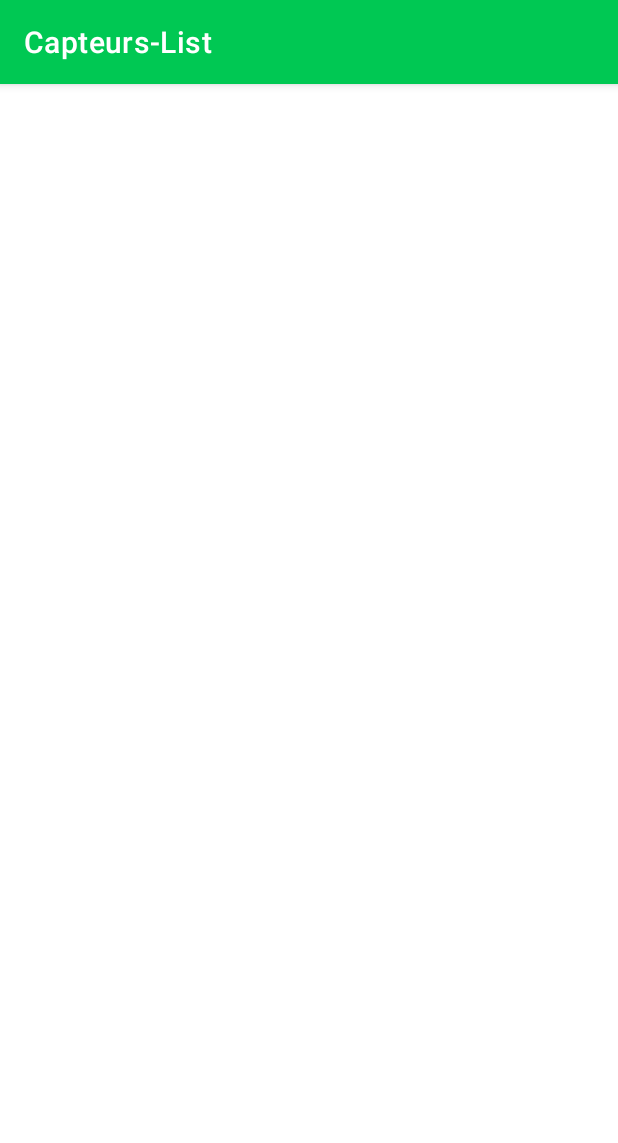
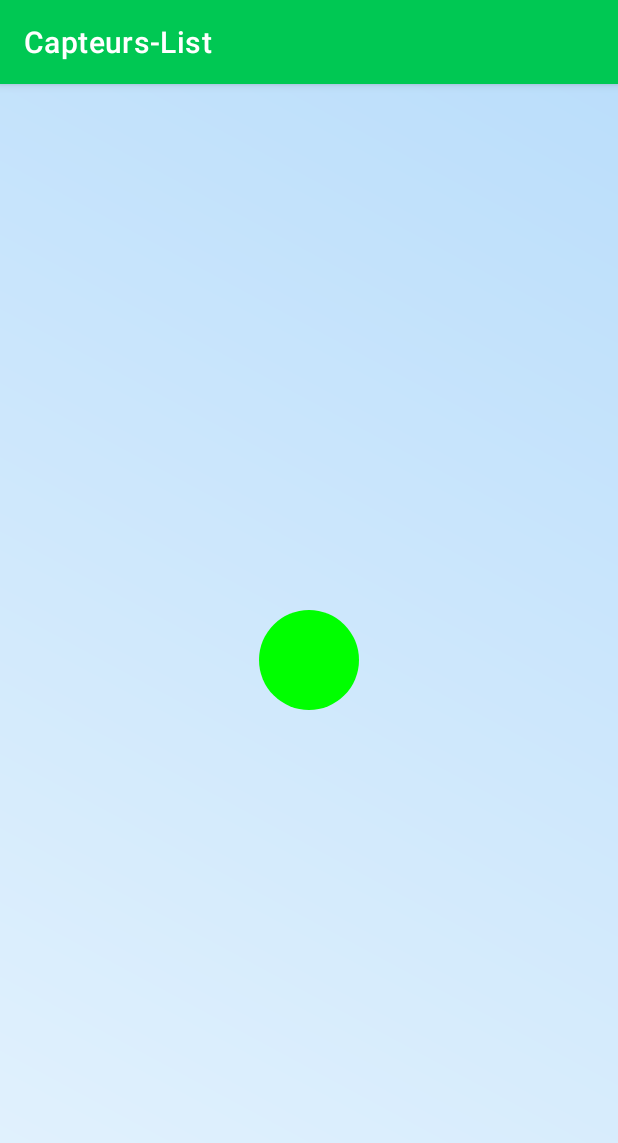
Before and after one commit to YoussefGri/capteurs, an Android app: the AccelerometreActivity screen opened directly, with no data from a screen before it, on a phone screen of 412 x 824 dp. Shown: the top 1143 px of the screen. Run offline under Robolectric (Android 15) with nearby library versions, the phone set to English and light mode, and no system bars; our stand-ins replace CircleImageView.

Commit message:
accelerometre avec boule V1

```diff
--- a/app/src/main/java/com/example/capteurs/AccelerometreActivity.java
+++ b/app/src/main/java/com/example/capteurs/AccelerometreActivity.java
@@ -1,5 +1,4 @@
 package com.example.capteurs;
-
 
 import android.graphics.Color;
 import android.hardware.Sensor;
@@ -7,20 +6,23 @@ import android.hardware.SensorEvent;
 import android.hardware.SensorEventListener;
 import android.hardware.SensorManager;
 import android.os.Bundle;
-import android.view.View;
 import androidx.appcompat.app.AppCompatActivity;
+
+import java.util.logging.Logger;
 
 public class AccelerometreActivity extends AppCompatActivity implements SensorEventListener {
 
     private SensorManager sensorManager;
-    private View rootView;
+    private BouleView bouleView;
+
+    private Logger logger = Logger.getLogger(AccelerometreActivity.class.getName());
 
     @Override
     protected void onCreate(Bundle savedInstanceState) {
         super.onCreate(savedInstanceState);
         setContentView(R.layout.activity_accelerometre);
 
-        rootView = findViewById(R.id.rootLayout); // Récupérer la vue principale
+        bouleView = findViewById(R.id.bouleView); // Récupérer la vue personnalisée
 
         // Initialisation du gestionnaire de capteurs
         sensorManager = (SensorManager) getSystemService(SENSOR_SERVICE);
@@ -36,13 +38,21 @@ public class AccelerometreActivity extends AppCompatActivity implements SensorEv
         if (event.sensor.getType() == Sensor.TYPE_ACCELEROMETER) {
             float acceleration = Math.abs(event.values[0]) + Math.abs(event.values[1]) + Math.abs(event.values[2]);
 
-            // Définir les couleurs selon les catégories
+            // Calculer le déplacement progressif de la boule
+            float deltaX = event.values[0] * 5; // Ajuster la sensibilité du mouvement
+            float deltaY = -event.values[1] * 5; // Inverser Y pour correspondre à l'écran
+
+            bouleView.updatePosition(deltaX, deltaY);
+
+            logger.info("Acceleration: " + acceleration);
+
+            // Changer la couleur de la boule selon les catégories
             if (acceleration < 10) {
-                rootView.setBackgroundColor(Color.GREEN); // Faible mouvement
-            } else if (acceleration >= 10 && acceleration < 20) {
-                rootView.setBackgroundColor(Color.BLACK); // Mouvement moyen
+                bouleView.setColor(Color.GREEN); // Faible mouvement
+            } else if (acceleration >= 10 && acceleration < 12) {
+                bouleView.setColor(Color.BLACK); // Mouvement moyen
             } else {
-                rootView.setBackgroundColor(Color.RED); // Mouvement intense
+                bouleView.setColor(Color.RED); // Mouvement intense
             }
         }
     }
--- /dev/null
+++ b/app/src/main/java/com/example/capteurs/BouleView.java
@@ -0,0 +1,55 @@
+package com.example.capteurs;
+
+import android.content.Context;
+import android.graphics.Canvas;
+import android.graphics.Color;
+import android.graphics.Paint;
+import android.util.AttributeSet;
+import android.view.View;
+
+public class BouleView extends View {
+
+    private Paint paint;
+    private float x, y; // Position de la boule
+    private int radius = 50; // Rayon de la boule
+    private int color = Color.GREEN; // Couleur par défaut
+
+    public BouleView(Context context, AttributeSet attrs) {
+        super(context, attrs);
+        paint = new Paint();
+        paint.setAntiAlias(true);
+        paint.setColor(color);
+    }
+
+    @Override
+    protected void onSizeChanged(int w, int h, int oldw, int oldh) {
+        super.onSizeChanged(w, h, oldw, oldh);
+        // Initialiser la position de la boule au centre de l'écran
+        x = w / 2f;
+        y = h / 2f;
+    }
+
+    @Override
+    protected void onDraw(Canvas canvas) {
+        super.onDraw(canvas);
+        canvas.drawCircle(x, y, radius, paint);
+    }
+
+    public void updatePosition(float deltaX, float deltaY) {
+        // Mettre à jour la position de la boule de manière progressive
+        x += deltaX;
+        y += deltaY;
+
+        // Limiter la position de la boule pour qu'elle reste dans les limites de l'écran
+        x = Math.max(radius, Math.min(x, getWidth() - radius));
+        y = Math.max(radius, Math.min(y, getHeight() - radius));
+
+        invalidate(); // Redessiner la vue
+    }
+
+    public void setColor(int color) {
+        this.color = color;
+        paint.setColor(color);
+        invalidate(); // Redessiner la vue
+    }
+}
--- a/app/src/main/res/layout/activity_accelerometre.xml
+++ b/app/src/main/res/layout/activity_accelerometre.xml
@@ -3,8 +3,15 @@
     xmlns:android="http://schemas.android.com/apk/res/android"
     xmlns:app="http://schemas.android.com/apk/res-auto"
     xmlns:tools="http://schemas.android.com/tools"
-    android:id="@+id/rootLayout"
     android:layout_width="match_parent"
     android:layout_height="match_parent"
-    android:background="@android:color/white"
-    tools:context=".AccelerometreActivity"/>
+    tools:context=".AccelerometreActivity"
+    android:background="@drawable/background_gradient">
+
+    <com.example.capteurs.BouleView
+        android:id="@+id/bouleView"
+        android:layout_width="match_parent"
+        android:layout_height="match_parent"
+        android:background="@android:color/transparent" />
+
+</androidx.constraintlayout.widget.ConstraintLayout>
--- a/app/src/main/res/layout/activity_sensor_unavailable.xml
+++ b/app/src/main/res/layout/activity_sensor_unavailable.xml
@@ -20,8 +20,8 @@
             android:layout_width="36dp"
             android:layout_height="36dp"
             android:src="@drawable/ic_sensor_off"
-            android:tint="@color/iconColor"
-            android:layout_marginEnd="10dp" />
+            android:layout_marginEnd="10dp"
+            app:tint="@color/iconColor" />
 
         <TextView
             android:id="@+id/tv_unavailable_sensors"
```
Also changed, not shown: app/src/main/res/drawable/bille.jpg (added).
